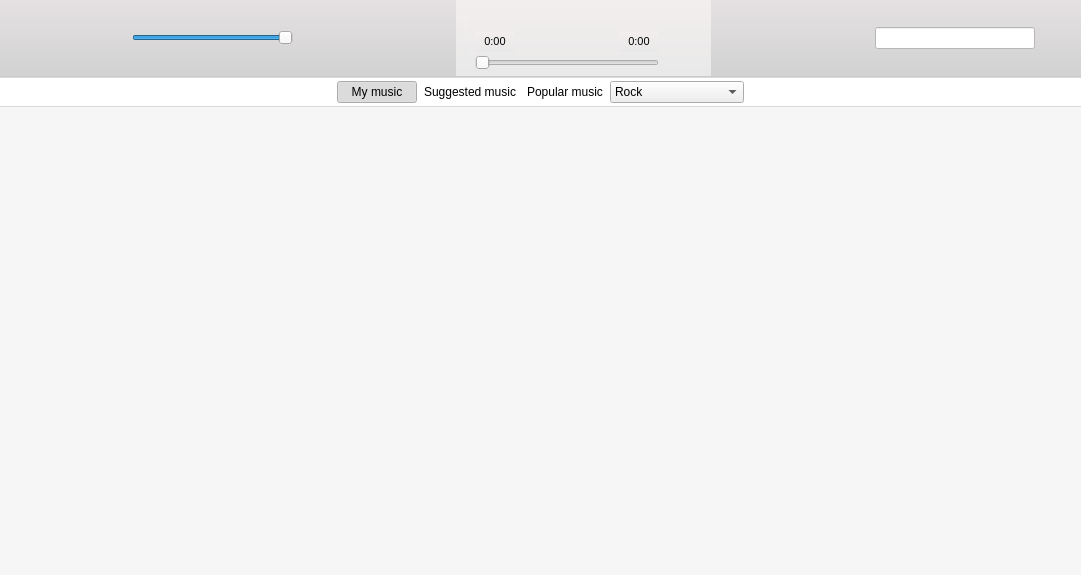
Above: playerwidget.ui from Amixp/flow before the change. Below: the same form after it.
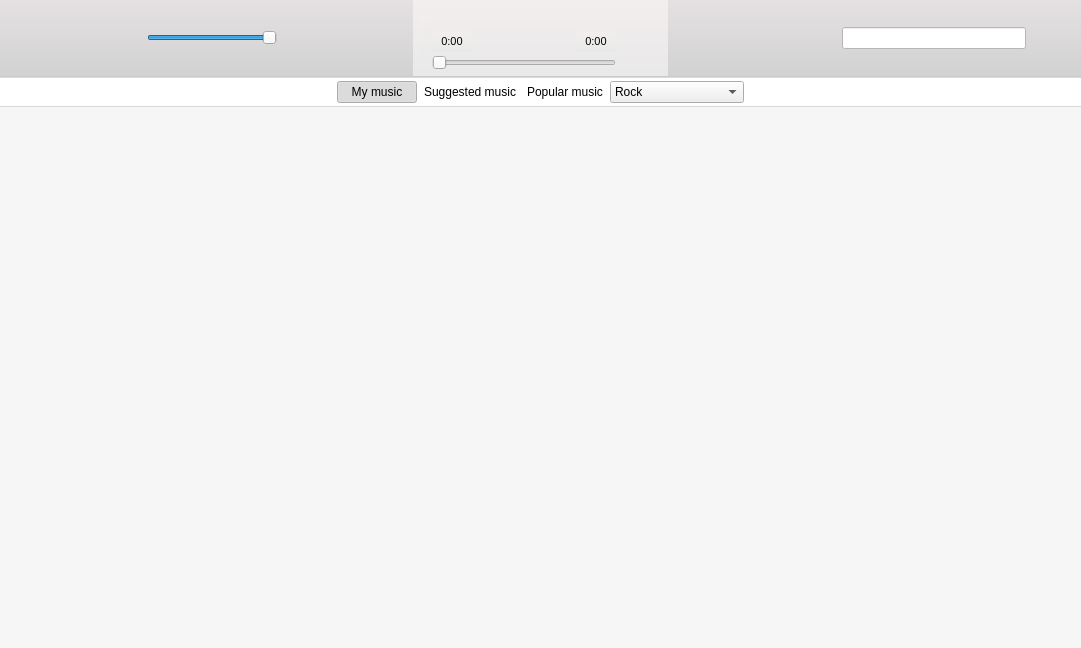
That is the form after the change. Icons and pictures are not drawn. Custom widgets are drawn as their Qt base class.

Commit message: Better centering control panel

```diff
--- a/playerwidget.ui
+++ b/playerwidget.ui
@@ -7,7 +7,7 @@
     <x>0</x>
     <y>0</y>
     <width>1081</width>
-    <height>575</height>
+    <height>648</height>
    </rect>
   </property>
   <property name="windowTitle">
@@ -35,6 +35,12 @@
    </property>
    <item>
     <widget class="QFrame" name="controlFrame">
+     <property name="maximumSize">
+      <size>
+       <width>1081</width>
+       <height>16777215</height>
+      </size>
+     </property>
      <property name="font">
       <font>
        <family>Ubuntu Mono</family>
@@ -59,21 +65,17 @@
       <enum>QFrame::Sunken</enum>
      </property>
      <layout class="QHBoxLayout" name="horizontalLayout_7">
-      <property name="spacing">
-       <number>3</number>
-      </property>
-      <property name="leftMargin">
-       <number>3</number>
+      <property name="sizeConstraint">
+       <enum>QLayout::SetMaximumSize</enum>
       </property>
       <property name="topMargin">
        <number>0</number>
       </property>
-      <property name="rightMargin">
-       <number>3</number>
-      </property>
       <property name="bottomMargin">
        <number>0</number>
       </property>
+      <item>
+       <layout class="QHBoxLayout" name="horizontalLayout_3">
       <item>
        <widget class="QPushButton" name="rewindButton">
         <property name="enabled">
@@ -153,7 +155,7 @@
        <widget class="MouseDirectJumpSlider" name="volumeSlider">
         <property name="minimumSize">
          <size>
-          <width>96</width>
+            <width>80</width>
           <height>0</height>
          </size>
         </property>
@@ -178,11 +180,13 @@
         </property>
         <property name="sizeHint" stdset="0">
          <size>
-          <width>0</width>
-          <height>0</height>
+            <width>40</width>
+            <height>20</height>
          </size>
         </property>
        </spacer>
+        </item>
+       </layout>
       </item>
       <item alignment="Qt::AlignHCenter|Qt::AlignVCenter">
        <widget class="QFrame" name="playFrame">
@@ -439,14 +443,16 @@
        </widget>
       </item>
       <item>
+       <layout class="QHBoxLayout" name="horizontalLayout_5">
+        <item>
        <spacer name="horizontalSpacer_4">
         <property name="orientation">
          <enum>Qt::Horizontal</enum>
         </property>
         <property name="sizeHint" stdset="0">
          <size>
-          <width>0</width>
-          <height>0</height>
+            <width>40</width>
+            <height>20</height>
          </size>
         </property>
        </spacer>
@@ -455,7 +461,7 @@
        <widget class="QLineEdit" name="searchEdit">
         <property name="minimumSize">
          <size>
-          <width>96</width>
+            <width>184</width>
           <height>0</height>
          </size>
         </property>
@@ -491,15 +497,8 @@
        </widget>
       </item>
      </layout>
-     <zorder>volumeSlider</zorder>
-     <zorder>rewindButton</zorder>
-     <zorder>playPauseButton</zorder>
-     <zorder>forwardButton</zorder>
-     <zorder>horizontalSpacer_4</zorder>
-     <zorder>searchEdit</zorder>
-     <zorder>horizontalSpacer_3</zorder>
-     <zorder>searchButton</zorder>
-     <zorder>playFrame</zorder>
+      </item>
+     </layout>
     </widget>
    </item>
    <item>
```
Lines whose indentation alone changed are shown as unchanged.
